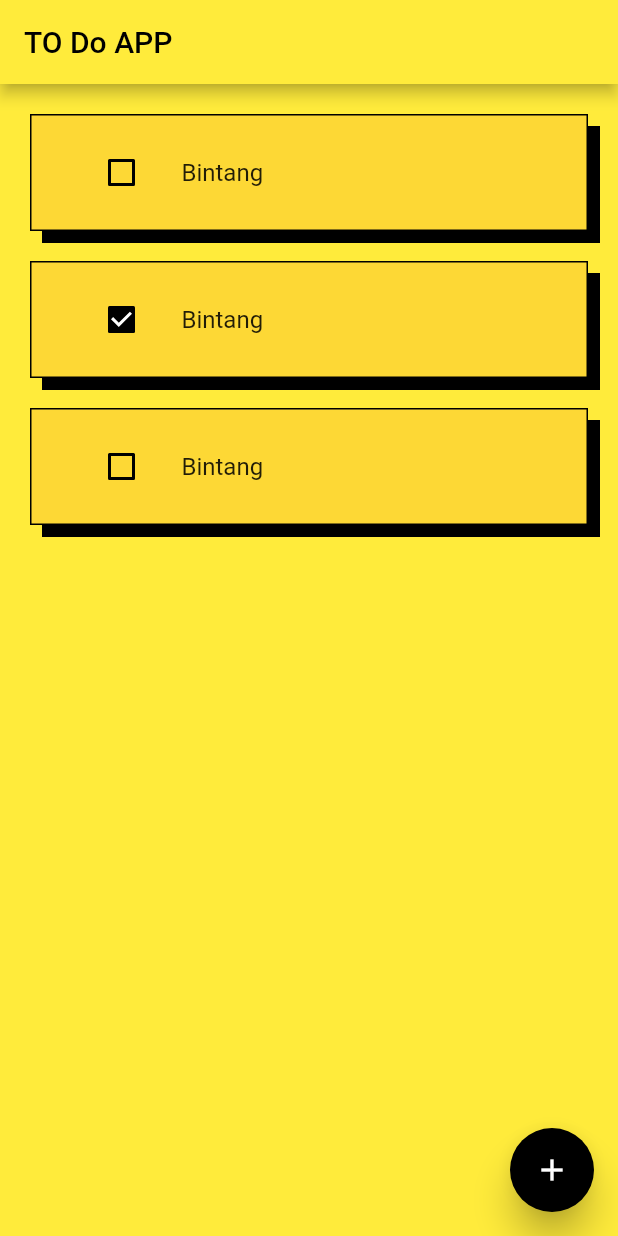
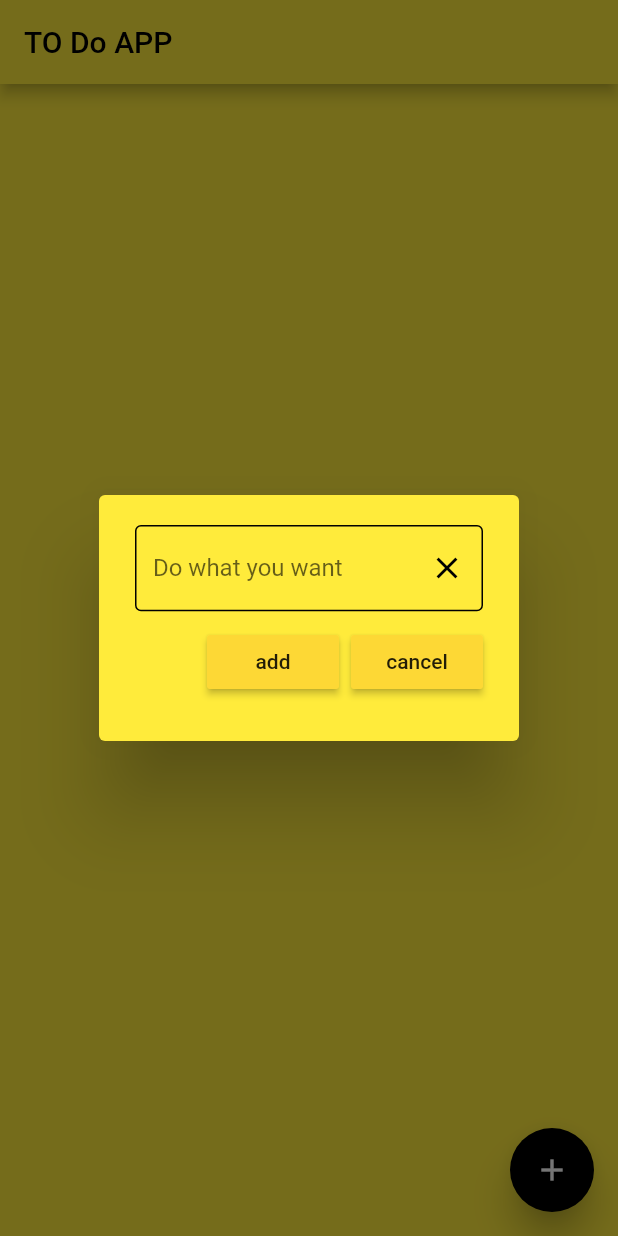
Before and after one commit to mrizkiid/todo_app_v2, a Flutter app: the screen it shows after launch, after a tap on the "add" icon, on a phone screen of 412 x 824 dp. Run offline on Flutter 3.47's test engine with Material 2 defaults, Android fonts, the phone set to English and light mode, and no system bars; drawn by our look-alikes of flutter_slidable; our stand-ins replace hive, hive_flutter; accounts and stored records are empty.

```diff
--- a/lib/database/databasetodo.dart
+++ b/lib/database/databasetodo.dart
@@ -1,11 +1,11 @@
 import 'package:hive/hive.dart';
 part 'databasetodo.g.dart';
 
-@HiveType(typeId: 1, adapterName: 'ModelAdapter')
-class ModelTodo {
-  @HiveField(0)
+@HiveType(typeId: 2, adapterName: 'ModelAdapter')
+class ModelTodo extends HiveObject {
+  @HiveField(2)
   late String titleActivity;
-  @HiveField(1)
+  @HiveField(3)
   late bool checkActivity;
 
   ModelTodo(this.titleActivity, this.checkActivity);
--- a/lib/main.dart
+++ b/lib/main.dart
@@ -9,12 +9,13 @@ void main() async {
   await Hive.initFlutter();
 
   Hive.registerAdapter(ModelAdapter());
-  await Hive.openBox('boxtodo');
+  // var box = await Hive.openBox('boxtodo');
 
   runApp(const MyApp());
 }
 
 class MyApp extends StatelessWidget {
+  // final box;
   const MyApp({super.key});
 
   @override
@@ -23,7 +24,21 @@ class MyApp extends StatelessWidget {
       debugShowCheckedModeBanner: false,
       theme: ThemeData(
           primarySwatch: Colors.yellow, unselectedWidgetColor: Colors.black),
-      home: Tampilan(),
+      home: FutureBuilder(
+          future: Hive.openBox('boxtodo'),
+          builder: (context, snapshot) {
+            if (snapshot.connectionState == ConnectionState.done) {
+              if (snapshot.hasError) {
+                return const Center(
+                  child: Text('error'),
+                );
+              } else {
+                return Tampilan();
+              }
+            } else {
+              return const Center(child: CircularProgressIndicator());
+            }
+          }),
     );
   }
 }
--- a/lib/page/pageviewlat.dart
+++ b/lib/page/pageviewlat.dart
@@ -2,40 +2,72 @@
 
 import 'package:flutter/material.dart';
 import 'package:flutter_slidable/flutter_slidable.dart';
-import 'package:hive/hive.dart';
+import 'package:todo_app_v2/widget/dialog_box_aler.dart';
+// import 'package:hive/hive.dart';
+import 'package:hive_flutter/hive_flutter.dart';
 import 'package:todo_app_v2/widget/widgeting.dart';
+import 'package:todo_app_v2/database/databasetodo.dart';
 
-class Tampilan extends StatelessWidget {
+class Tampilan extends StatefulWidget {
   const Tampilan({super.key});
-  void onDelete(BuildContext) {
-    print('delete');
+
+  @override
+  State<Tampilan> createState() => _TampilanState();
 }
 
-  void onRead() {
-    print('read');
+class _TampilanState extends State<Tampilan> {
+  TextEditingController controllerTask = TextEditingController();
+  // ModelTodo? data;
+  void onDelete(BuildContext context, Box value, int index) {
+    value.delete(index);
+    print(index);
   }
 
-  void onWrite() {
-    print('write');
+  void onUpdate(Box value, String teks, bool x, int index) {
+    value.putAt(index, ModelTodo(teks, x));
+  }
+
+  void onWrite(Box value, String teks) async {
+    await value.add(ModelTodo(teks, false));
+    // Navigator.of(context).pop();
+  }
+
+  void onCancel() {
+    Navigator.of(context).pop();
+  }
+
+  void dialogBox({required Box value}) {
+    showDialog(
+      context: context,
+      builder: (context) {
+        return BoxDiaolog(
+          controllerTask: controllerTask,
+          oncancel: onCancel,
+          onwrite: () => onWrite(value, controllerTask.text),
+        );
+      },
+    );
   }
 
   @override
   Widget build(BuildContext context) {
-    List _cehckboxBool = [
+    List cehckboxBool = [
       false,
       true,
       false,
     ];
-    return Scaffold(
+    return ValueListenableBuilder(
+      valueListenable: Hive.box('boxtodo').listenable(),
+      builder: (context, value, _) => Scaffold(
         floatingActionButton: FloatingActionButton(
-          onPressed: onWrite,
+          onPressed: () => dialogBox(value: value),
           backgroundColor: Colors.black,
+          elevation: 10,
+          hoverElevation: 50,
           child: Icon(
             Icons.add,
             color: Colors.white,
           ),
-          elevation: 10,
-          hoverElevation: 50,
         ),
         backgroundColor: Colors.yellow,
         appBar: AppBar(
@@ -44,8 +76,15 @@ class Tampilan extends StatelessWidget {
         body: Padding(
           padding: EdgeInsets.all(20),
           child: ListView.builder(
-            itemCount: 3,
-            itemBuilder: (context, index) => Container(
+              itemCount: value.length,
+              itemBuilder: (context, index) {
+                ModelTodo data = value.getAt(index);
+                if (value.length == 0) {
+                  return Center(
+                    child: Text('Data Kosong'),
+                  );
+                } else {
+                  return Container(
                     // padding: const EdgeInsets.only(left: 20, bottom: 10, right: 20, top: 10),
                     // margin: const EdgeInsets.only(bottom: 20),
                     // decoration: BoxDecoration(
@@ -55,9 +94,11 @@ class Tampilan extends StatelessWidget {
                     //       BoxShadow(offset: Offset(8, 8)),
                     //     ]),
                     child: Slidable(
-                endActionPane: ActionPane(motion: ScrollMotion(), children: [
+                      endActionPane:
+                          ActionPane(motion: ScrollMotion(), children: [
                         SlidableAction(
-                    onPressed: onDelete,
+                          onPressed: (context) =>
+                              onDelete(context, value, index),
                           backgroundColor: Colors.yellow,
                           foregroundColor: Colors.black,
                           label: 'Delete',
@@ -67,10 +108,18 @@ class Tampilan extends StatelessWidget {
                         )
                       ]),
                       child: ListTileMethod(
-                    checkBoxValue: _cehckboxBool[index], teks: 'Bintang'),
+                        value: value,
+                        index: index,
+                        taskName: data.titleActivity,
+                        checkBoxValue: data.checkActivity,
+                        teks: data.titleActivity + '===' + index.toString(),
                       ),
                     ),
+                  );
+                }
+              }),
         ),
-        ));
+      ),
+    );
   }
 }
--- /dev/null
+++ b/lib/widget/dialog_box_aler.dart
@@ -0,0 +1,70 @@
+// ignore_for_file: prefer_const_constructors
+
+import 'package:flutter/material.dart';
+import 'package:todo_app_v2/widget/mybutton.dart';
+
+class BoxDiaolog extends StatelessWidget {
+  final VoidCallback onwrite;
+  final VoidCallback oncancel;
+  final TextEditingController controllerTask;
+  const BoxDiaolog(
+      {super.key,
+      required this.onwrite,
+      required this.oncancel,
+      required this.controllerTask});
+
+  // TextEditingController controllerTask  TextEditingController();
+
+  @override
+  Widget build(BuildContext context) {
+    return AlertDialog(
+      backgroundColor: Colors.yellow,
+      content: SizedBox(
+        height: 120,
+        child: Column(
+          // ignore: prefer_const_literals_to_create_immutables
+          children: [
+            Expanded(
+              child: TextField(
+                controller: controllerTask,
+                decoration: InputDecoration(
+                    hintText: 'Do what you want',
+                    // contentPadding: EdgeInsets.fromLTRB(10, 0, 0, 0),
+                    suffixIcon: IconButton(
+                        onPressed: () => controllerTask.clear(),
+                        icon: Icon(
+                          Icons.clear,
+                          color: Colors.black,
+                        )),
+                    enabledBorder: OutlineInputBorder(
+                      borderSide: BorderSide(color: Colors.black),
+                    ),
+                    focusedBorder: OutlineInputBorder(
+                        borderSide: BorderSide(color: Colors.black))),
+              ),
+            ),
+            SizedBox(
+              height: 5,
+            ),
+            Expanded(
+              child: Row(
+                // ignore: prefer_const_literals_to_create_immutables
+                mainAxisAlignment: MainAxisAlignment.end,
+                children: [
+                  MyButton(teks: 'add', onpressed: onwrite),
+                  SizedBox(
+                    width: 8,
+                  ),
+                  MyButton(
+                    teks: 'cancel',
+                    onpressed: oncancel,
+                  ),
+                ],
+              ),
+            )
+          ],
+        ),
+      ),
+    );
+  }
+}
--- /dev/null
+++ b/lib/widget/mybutton.dart
@@ -0,0 +1,17 @@
+import 'package:flutter/material.dart';
+
+class MyButton extends StatelessWidget {
+  final String teks;
+  final VoidCallback onpressed;
+  const MyButton({Key? key, required this.teks, required this.onpressed})
+      : super(key: key);
+
+  @override
+  Widget build(BuildContext context) {
+    return MaterialButton(
+      onPressed: onpressed,
+      color: Colors.yellow.shade600,
+      child: Text(teks),
+    );
+  }
+}
```
Also changed, not shown: lib/widget/widgeting.dart (+17 -5 lines), lib/database/databasetodo.g.dart. Lines whose indentation alone changed are shown as unchanged.
